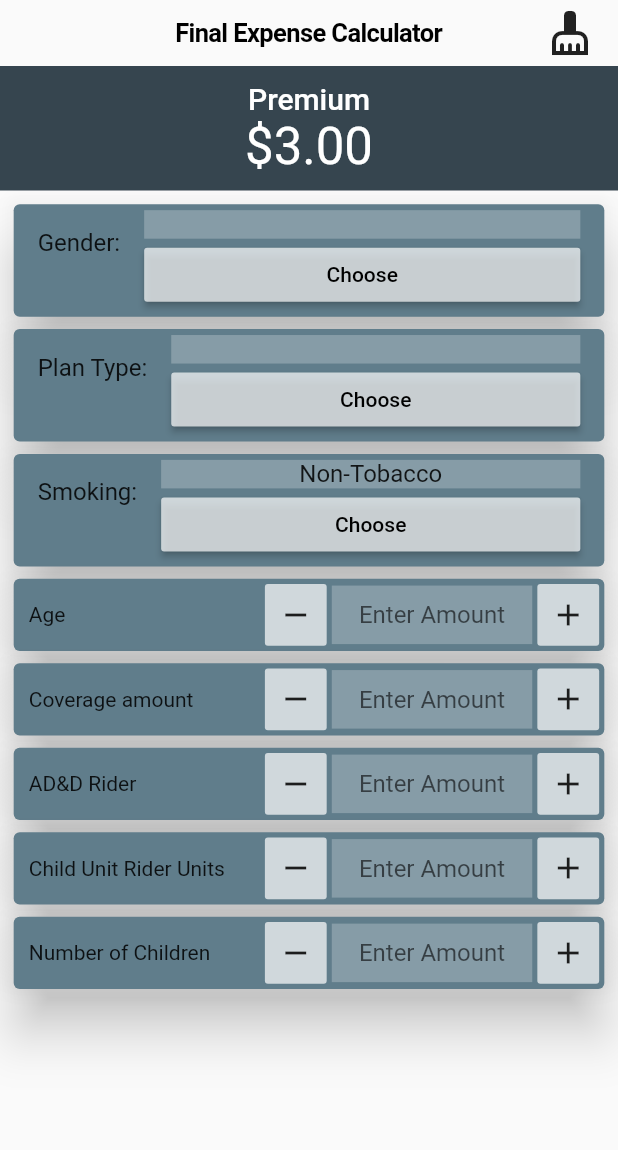
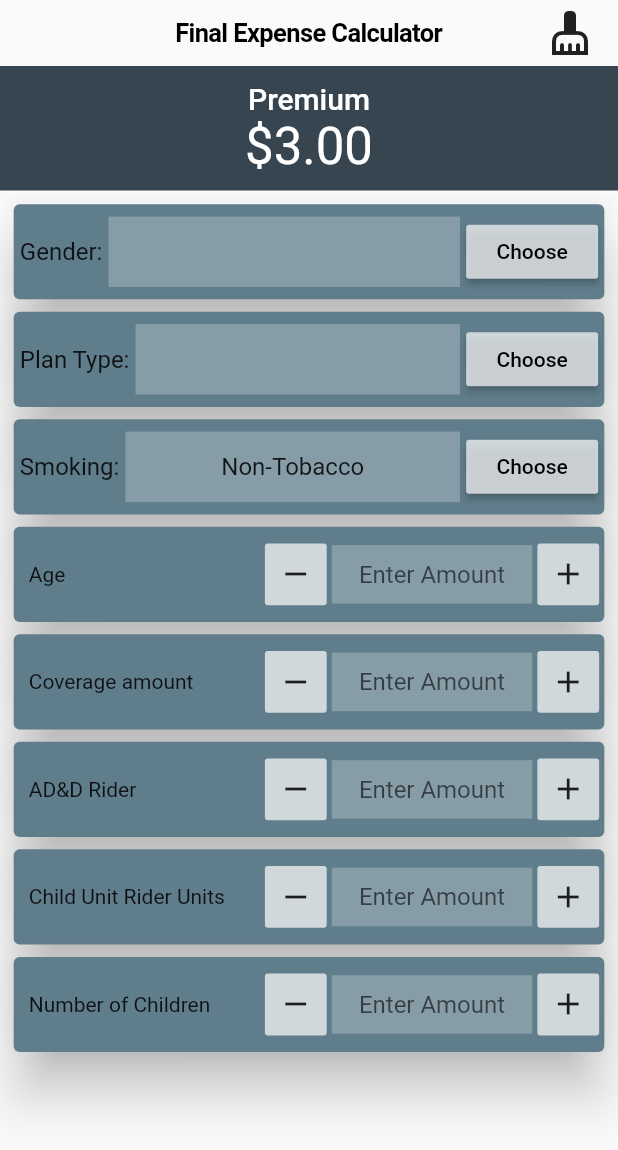
Before and after one commit to bryantwilliam/rate_calculator, a Flutter app: the screen it shows after launch, on a phone screen of 412 x 824 dp. Shown: the top 1150 px of the screen. Run offline on Flutter 3.47's test engine with Material 2 defaults, Android fonts, the phone set to English and light mode, and no system bars.

Commit message:
Fixed Size bugs

```diff
--- a/lib/card_item.dart
+++ b/lib/card_item.dart
@@ -8,7 +8,9 @@ class CardItem extends StatelessWidget {
 
   @override
   Widget build(BuildContext context) {
-    return Card(
+    return Container(
+      height: SizeConfig.blockSizeVertical * 8.7,
+      child: Card(
         color: Colors.blueGrey,
         elevation: 15,
         margin: EdgeInsets.symmetric(
@@ -16,6 +18,7 @@ class CardItem extends StatelessWidget {
           horizontal: SizeConfig.blockSizeHorizontal,
         ),
         child: child,
+      ),
     );
   }
 }
--- a/lib/picker.dart
+++ b/lib/picker.dart
@@ -2,6 +2,7 @@ import 'package:flutter/cupertino.dart';
 import 'package:flutter/material.dart';
 
 import 'card_item.dart';
+import 'size_config.dart';
 
 class Picker extends StatefulWidget {
   final String title;
@@ -52,12 +53,21 @@ class _State extends State<Picker> {
   @override
   Widget build(BuildContext context) {
     return CardItem(
-      child: ListTile(
-        leading: Text(
+        child: Row(
+      children: [
+        Container(
+          margin: EdgeInsets.only(left: SizeConfig.blockSizeHorizontal),
+          child: Text(
             "${widget.title}:",
             style: Theme.of(context).textTheme.subtitle1,
           ),
-        title: Container(
+        ),
+        Expanded(
+          child: Container(
+            margin: EdgeInsets.only(
+                left: SizeConfig.safeBlockHorizontal,
+                top: SizeConfig.safeBlockVertical,
+                bottom: SizeConfig.safeBlockVertical),
             color: Colors.white24,
             child: Center(
               child: Text(
@@ -68,7 +78,13 @@ class _State extends State<Picker> {
               ),
             ),
           ),
-        subtitle: MaterialButton(
+        ),
+        Container(
+          margin: EdgeInsets.symmetric(
+            vertical: SizeConfig.safeBlockVertical,
+            horizontal: SizeConfig.blockSizeHorizontal,
+          ),
+          child: MaterialButton(
             color: Colors.white70,
             child: Text(
               'Choose',
@@ -85,6 +101,7 @@ class _State extends State<Picker> {
             },
           ),
         ),
-    );
+      ],
+    ));
   }
 }
```
Lines whose indentation alone changed are shown as unchanged.
